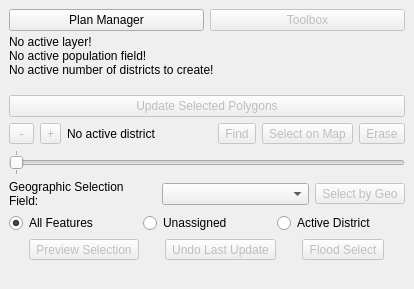
This is StattoRedistrict_dockwidget_base.ui in johnpholden/qgis3redistricter as Qt 5 draws it before an edit. The edited form follows.
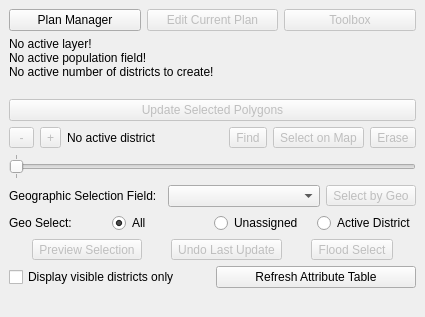
This is the edited form.

Patch:
```diff
--- a/StattoRedistrict_dockwidget_base.ui
+++ b/StattoRedistrict_dockwidget_base.ui
@@ -6,7 +6,7 @@
    <rect>
     <x>0</x>
     <y>0</y>
-    <width>414</width>
+    <width>425</width>
     <height>437</height>
    </rect>
   </property>
@@ -33,6 +33,16 @@
         </property>
        </widget>
       </item>
+      <item>
+       <widget class="QPushButton" name="btnCurrentPlan">
+        <property name="enabled">
+         <bool>false</bool>
+        </property>
+        <property name="text">
+         <string>Edit Current Plan</string>
+        </property>
+       </widget>
+      </item>
       <item>
        <widget class="QPushButton" name="btnToolbox">
         <property name="enabled">
@@ -195,10 +205,17 @@
       </item>
       <item>
        <layout class="QHBoxLayout" name="horizontalLayout_6">
+        <item>
+         <widget class="QLabel" name="label_2">
+          <property name="text">
+           <string>Geo Select:</string>
+          </property>
+         </widget>
+        </item>
         <item>
          <widget class="QRadioButton" name="radGeoSelectAll">
           <property name="text">
-           <string>All Features</string>
+           <string>All</string>
           </property>
           <property name="checked">
            <bool>true</bool>
@@ -224,6 +241,8 @@
      </layout>
     </item>
     <item>
+     <layout class="QVBoxLayout" name="verticalLayout_4">
+      <item>
      <layout class="QHBoxLayout" name="horizontalLayout_4">
       <item>
        <widget class="QToolButton" name="btnPreview">
@@ -257,6 +276,24 @@
       </item>
      </layout>
     </item>
+      <item>
+       <layout class="QHBoxLayout" name="horizontalLayout_5">
+        <item>
+         <widget class="QCheckBox" name="chkVisible">
+          <property name="text">
+           <string>Display visible districts only</string>
+          </property>
+         </widget>
+        </item>
+        <item>
+         <widget class="QPushButton" name="btnRefreshAttributes">
+          <property name="text">
+           <string>Refresh Attribute Table</string>
+          </property>
+         </widget>
+        </item>
+       </layout>
+      </item>
     <item>
      <widget class="QLabel" name="lblPreview">
       <property name="sizePolicy">
@@ -269,6 +306,8 @@
        <string/>
       </property>
      </widget>
+      </item>
+     </layout>
     </item>
    </layout>
   </widget>
```
Lines whose indentation alone changed are shown as unchanged.
